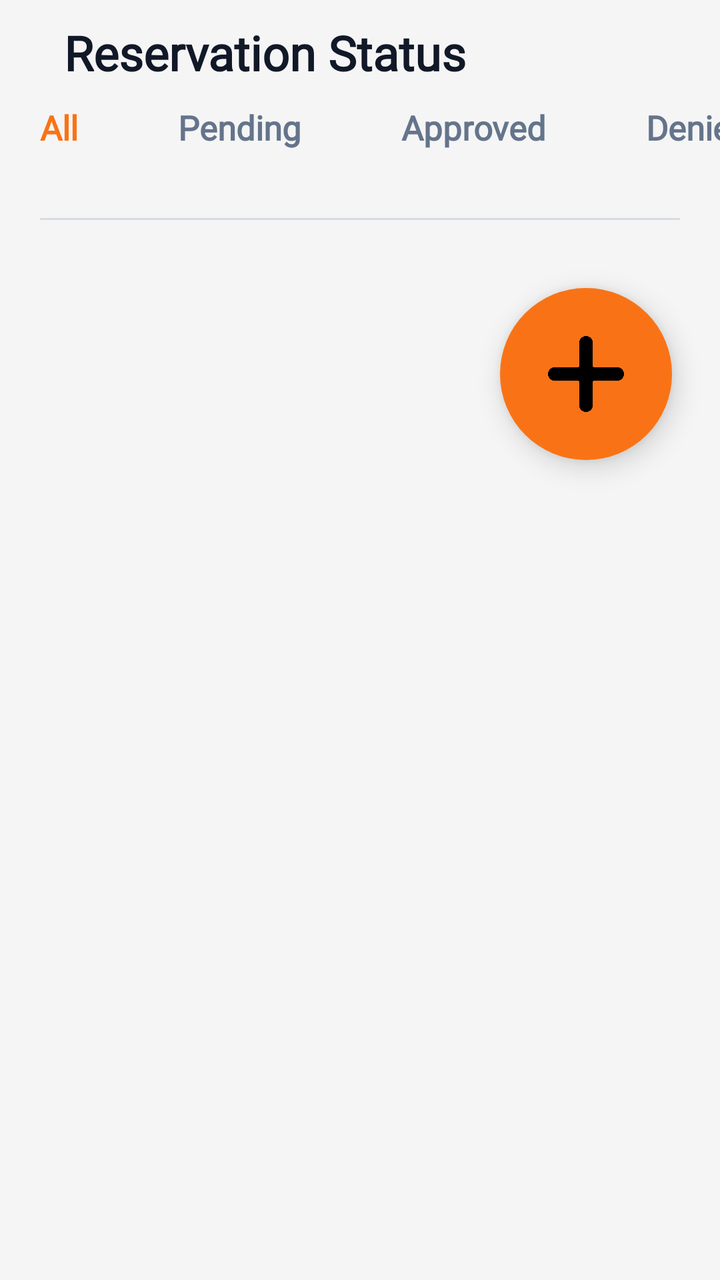
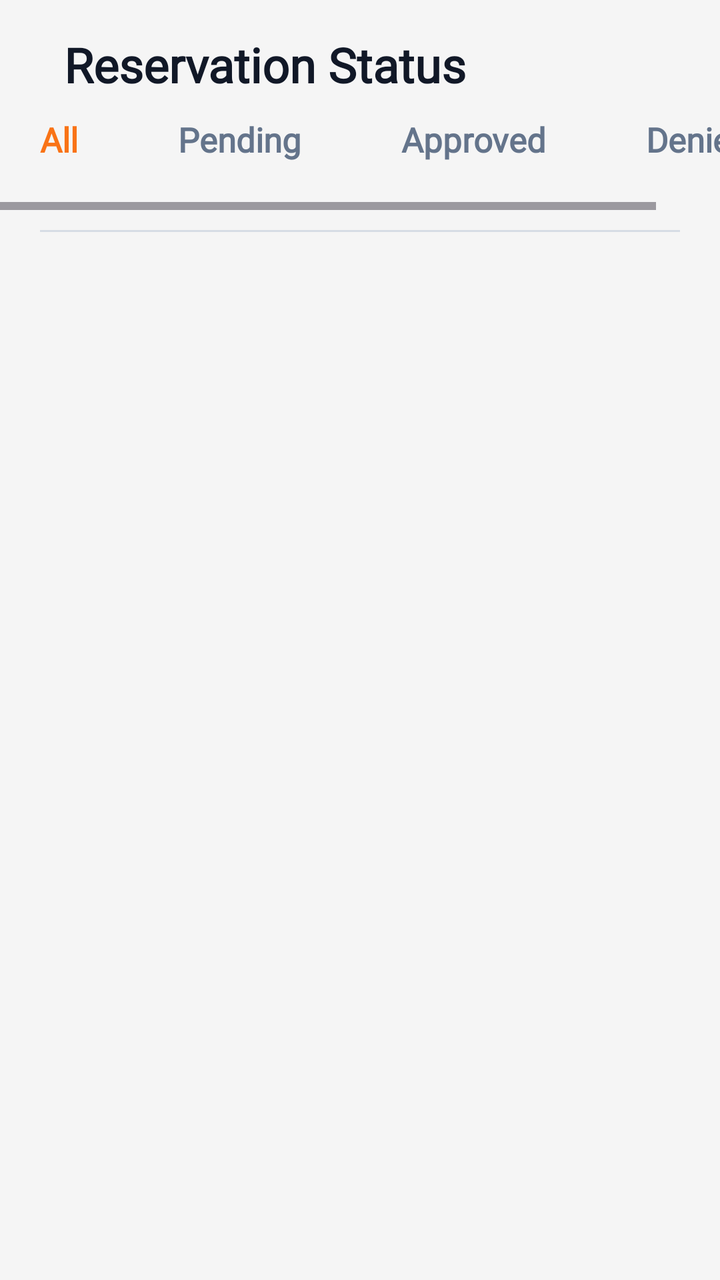

An Android layout rendered at two revisions. The XML below is the earlier revision; the diff shows what the commit changed to produce the second picture.
<!-- AndroidManifest.xml: application theme Theme.SpaceSCICT -->
<!-- res/layout/activity_reservation_page.xml -->
<?xml version="1.0" encoding="utf-8"?>
<LinearLayout
    xmlns:android="http://schemas.android.com/apk/res/android"
    xmlns:app="http://schemas.android.com/apk/res-auto"
    android:layout_width="match_parent"
    android:layout_height="wrap_content"
    android:orientation="vertical"
    android:background="#F5F5F5">

    
    <TextView
        android:layout_width="wrap_content"
        android:layout_height="wrap_content"
        android:text="Reservation Status"
        android:textSize="24sp"
        android:textStyle="bold"
        android:textColor="#111827"
        android:layout_marginStart="32dp"
        android:layout_marginTop="10dp"
        android:fontFamily="@font/lexend_bold"/>

    
    <HorizontalScrollView
        android:layout_width="match_parent"
        android:layout_height="wrap_content"
        android:scrollbars="none">

        <LinearLayout
            android:layout_width="wrap_content"
            android:layout_height="wrap_content"
            android:layout_marginTop="10dp"
            android:orientation="horizontal"
            android:paddingHorizontal="20dp"
            android:paddingBottom="10dp">

            <TextView
                android:id="@+id/tabAll"
                android:layout_width="wrap_content"
                android:layout_height="wrap_content"
                android:text="All"
                android:textColor="#F97316"
                android:textSize="17sp"
                android:textStyle="bold"
                android:paddingBottom="14dp"
                android:layout_marginEnd="50dp"
                android:background="@drawable/filter_active"
                android:clickable="true"
                android:focusable="true"
                android:fontFamily="@font/lexend_bold"/>

            <TextView
                android:id="@+id/tabPending"
                android:layout_width="wrap_content"
                android:layout_height="wrap_content"
                android:text="Pending"
                android:textColor="#64748B"
                android:textSize="17sp"
                android:textStyle="bold"
                android:paddingBottom="14dp"
                android:layout_marginEnd="50dp"
                android:clickable="true"
                android:focusable="true"
                android:fontFamily="@font/lexend_bold"/>

            <TextView
                android:id="@+id/tabApproved"
                android:layout_width="wrap_content"
                android:layout_height="wrap_content"
                android:text="Approved"
                android:textColor="#64748B"
                android:textSize="17sp"
                android:textStyle="bold"
                android:paddingBottom="14dp"
                android:layout_marginEnd="50dp"
                android:clickable="true"
                android:focusable="true"
                android:fontFamily="@font/lexend_bold"/>

            <TextView
                android:id="@+id/tabDenied"
                android:layout_width="wrap_content"
                android:layout_height="wrap_content"
                android:text="Denied"
                android:textColor="#64748B"
                android:textSize="17sp"
                android:textStyle="bold"
                android:paddingBottom="14dp"
                android:clickable="true"
                android:focusable="true"
                android:fontFamily="@font/lexend_bold"/>

        </LinearLayout>

    </HorizontalScrollView>

    <LinearLayout
        android:layout_width="match_parent"
        android:layout_height="wrap_content"
        android:paddingHorizontal="20dp"
        android:orientation="vertical">

        <View
            android:layout_width="match_parent"
            android:layout_height="1dp"
            android:background="#D6DCE5"
            android:layout_marginTop="10dp"
            android:layout_marginBottom="10dp"/>

        
        <androidx.recyclerview.widget.RecyclerView
            android:id="@+id/reservationRecycler"
            android:layout_width="match_parent"
            android:layout_height="wrap_content"
            android:nestedScrollingEnabled="false"
            android:clipToPadding="false"/>

    </LinearLayout>

    
    <FrameLayout
        android:id="@+id/fabAddReservation"
        android:layout_width="86dp"
        android:layout_height="86dp"
        android:layout_gravity="end"
        android:layout_margin="24dp"
        android:background="@drawable/fab_bg"
        android:elevation="8dp"
        android:clickable="true"
        android:focusable="true">

        <ImageView
            android:layout_width="38dp"
            android:layout_height="38dp"
            android:layout_gravity="center"
            android:src="@drawable/ic_add"
            android:contentDescription="Add Reservation"/>

    </FrameLayout>

</LinearLayout>
<!-- resources referenced by this layout -->
<resources>
  <!-- drawable fab_bg (drawable) -->
  <shape xmlns:android="http://schemas.android.com/apk/res/android">
      <solid android:color="#F97316"/>
      <corners android:radius="100dp"/>
  </shape>
  <!-- drawable filter_active (drawable) -->
  <shape xmlns:android="http://schemas.android.com/apk/res/android">
      <solid android:color="@android:color/transparent"/>
  
      <stroke
          android:width="0dp"
          android:color="@android:color/transparent"/>
  
      <padding android:bottom="10dp"/>
  
      <size android:height="2dp"/>
  </shape>
  <!-- drawable ic_add: png bitmap (drawable, 5823 bytes) -->
  <style name="Theme.SpaceSCICT" parent="Base.Theme.SpaceSCICT" />
  <style name="Base.Theme.SpaceSCICT" parent="Theme.Material3.DayNight.NoActionBar">
          
          
      </style>
</resources>

<!-- the commit's change to res/layout/activity_reservation_page.xml (unified diff, before → after) -->
@@ -3,11 +3,10 @@
     xmlns:android="http://schemas.android.com/apk/res/android"
     xmlns:app="http://schemas.android.com/apk/res-auto"
     android:layout_width="match_parent"
-    android:layout_height="wrap_content"
+    android:layout_height="match_parent"
     android:orientation="vertical"
     android:background="#F5F5F5">
 
-    
     <TextView
         android:layout_width="wrap_content"
         android:layout_height="wrap_content"
@@ -16,17 +15,14 @@
         android:textStyle="bold"
         android:textColor="#111827"
         android:layout_marginStart="32dp"
-        android:layout_marginTop="10dp"
+        android:layout_marginTop="16dp"
         android:fontFamily="@font/lexend_bold"/>
 
-    
     <HorizontalScrollView
         android:layout_width="match_parent"
-        android:layout_height="wrap_content"
-        android:scrollbars="none">
-
+        android:layout_height="wrap_content">
         <LinearLayout
-            android:layout_width="wrap_content"
+            android:layout_width="match_parent"
             android:layout_height="wrap_content"
             android:layout_marginTop="10dp"
             android:orientation="horizontal"
@@ -43,7 +39,6 @@
                 android:textStyle="bold"
                 android:paddingBottom="14dp"
                 android:layout_marginEnd="50dp"
-                android:background="@drawable/filter_active"
                 android:clickable="true"
                 android:focusable="true"
                 android:fontFamily="@font/lexend_bold"/>
@@ -56,7 +51,6 @@
                 android:textColor="#64748B"
                 android:textSize="17sp"
                 android:textStyle="bold"
-                android:paddingBottom="14dp"
                 android:layout_marginEnd="50dp"
                 android:clickable="true"
                 android:focusable="true"
@@ -70,7 +64,6 @@
                 android:textColor="#64748B"
                 android:textSize="17sp"
                 android:textStyle="bold"
-                android:paddingBottom="14dp"
                 android:layout_marginEnd="50dp"
                 android:clickable="true"
                 android:focusable="true"
@@ -84,18 +77,16 @@
                 android:textColor="#64748B"
                 android:textSize="17sp"
                 android:textStyle="bold"
-                android:paddingBottom="14dp"
                 android:clickable="true"
                 android:focusable="true"
                 android:fontFamily="@font/lexend_bold"/>
-
         </LinearLayout>
-
     </HorizontalScrollView>
 
     <LinearLayout
         android:layout_width="match_parent"
-        android:layout_height="wrap_content"
+        android:layout_height="0dp"
+        android:layout_weight="1"
         android:paddingHorizontal="20dp"
         android:orientation="vertical">
 
@@ -106,35 +97,12 @@
             android:layout_marginTop="10dp"
             android:layout_marginBottom="10dp"/>
 
-        
         <androidx.recyclerview.widget.RecyclerView
             android:id="@+id/reservationRecycler"
             android:layout_width="match_parent"
-            android:layout_height="wrap_content"
-            android:nestedScrollingEnabled="false"
+            android:layout_height="match_parent"
             android:clipToPadding="false"/>
 
     </LinearLayout>
 
-    
-    <FrameLayout
-        android:id="@+id/fabAddReservation"
-        android:layout_width="86dp"
-        android:layout_height="86dp"
-        android:layout_gravity="end"
-        android:layout_margin="24dp"
-        android:background="@drawable/fab_bg"
-        android:elevation="8dp"
-        android:clickable="true"
-        android:focusable="true">
-
-        <ImageView
-            android:layout_width="38dp"
-            android:layout_height="38dp"
-            android:layout_gravity="center"
-            android:src="@drawable/ic_add"
-            android:contentDescription="Add Reservation"/>
-
-    </FrameLayout>
-
 </LinearLayout>
<!-- resource entries referenced after the edit -->
@@ -1,23 +1,5 @@
 <!-- resources referenced by this layout -->
 <resources>
-  <!-- drawable fab_bg (drawable) -->
-  <shape xmlns:android="http://schemas.android.com/apk/res/android">
-      <solid android:color="#F97316"/>
-      <corners android:radius="100dp"/>
-  </shape>
-  <!-- drawable filter_active (drawable) -->
-  <shape xmlns:android="http://schemas.android.com/apk/res/android">
-      <solid android:color="@android:color/transparent"/>
-  
-      <stroke
-          android:width="0dp"
-          android:color="@android:color/transparent"/>
-  
-      <padding android:bottom="10dp"/>
-  
-      <size android:height="2dp"/>
-  </shape>
-  <!-- drawable ic_add: png bitmap (drawable, 5823 bytes) -->
   <style name="Theme.SpaceSCICT" parent="Base.Theme.SpaceSCICT" />
   <style name="Base.Theme.SpaceSCICT" parent="Theme.Material3.DayNight.NoActionBar">
           
